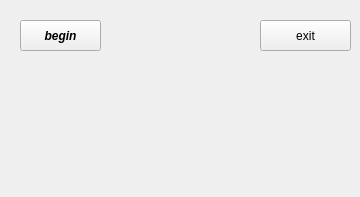
Qt form mainwindow.ui (Lincyaw/GroupGameWork) before a commit.
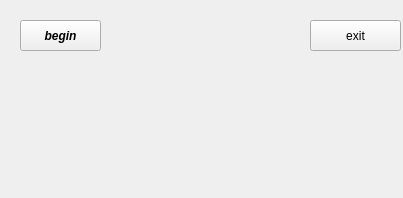
The same form after that commit. Icons and pictures are not drawn.

Patch:
```diff
--- a/mainwindow.ui
+++ b/mainwindow.ui
@@ -6,8 +6,8 @@
    <rect>
     <x>0</x>
     <y>0</y>
-    <width>360</width>
-    <height>197</height>
+    <width>403</width>
+    <height>198</height>
    </rect>
   </property>
   <property name="windowTitle">
@@ -45,7 +45,7 @@
    <widget class="QPushButton" name="pushButton">
     <property name="geometry">
      <rect>
-      <x>260</x>
+      <x>310</x>
       <y>20</y>
       <width>91</width>
       <height>31</height>
```
Left out of the diff: 2 changed lines with no effect on the pictures.
